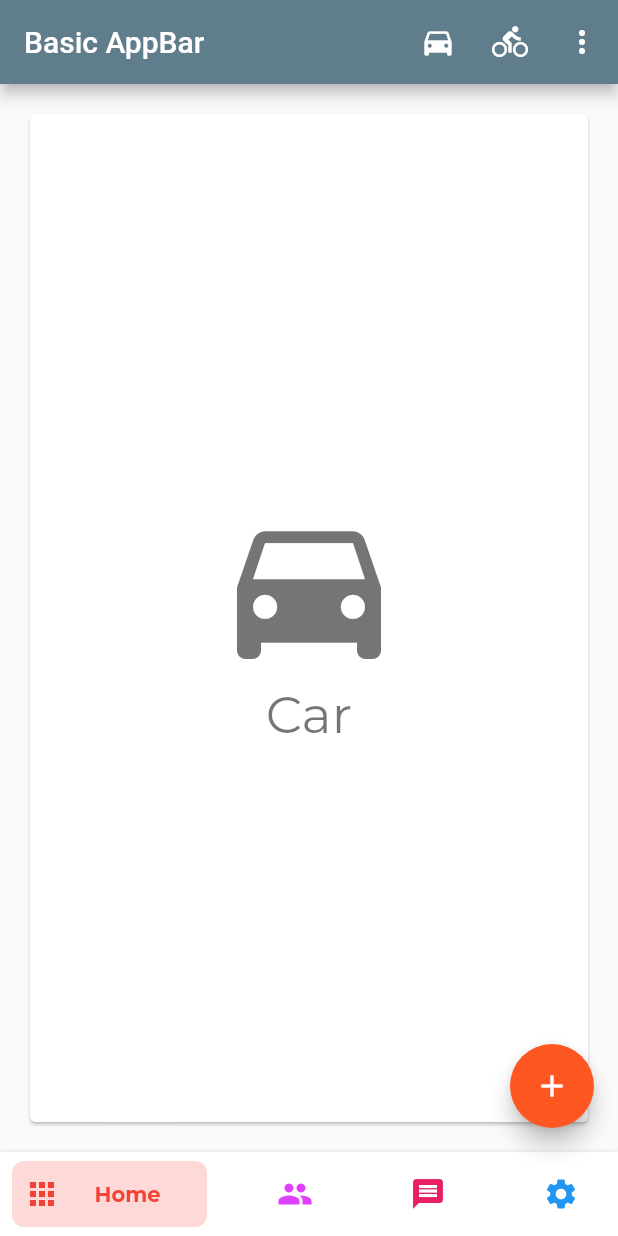
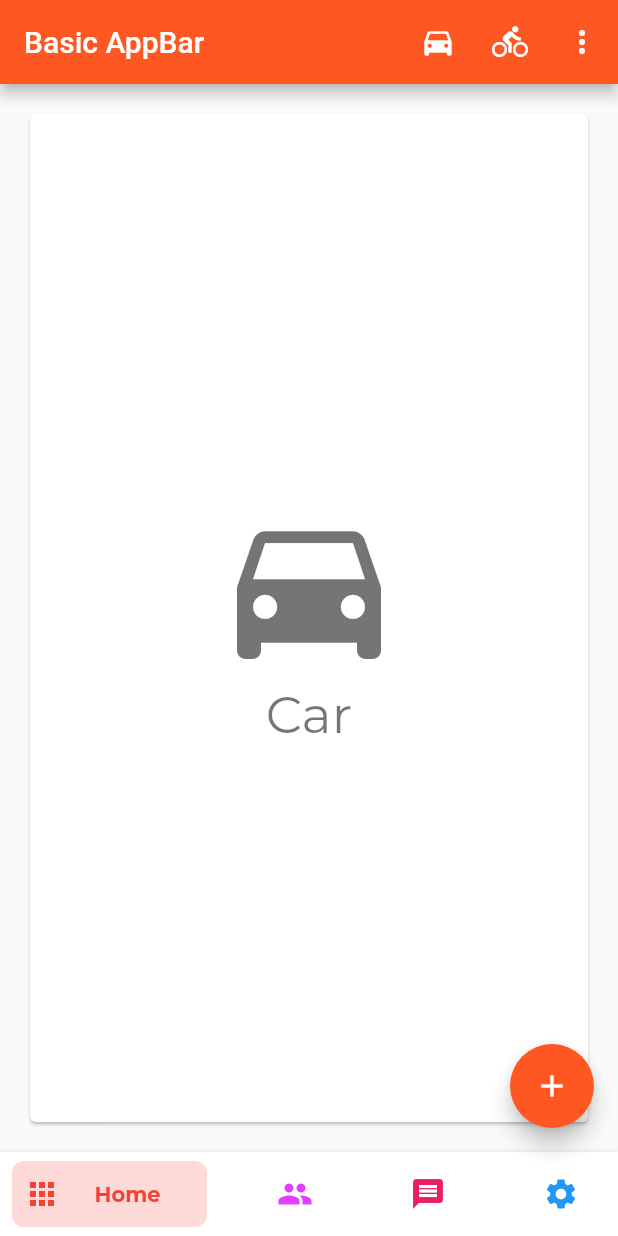
Before and after one commit to sarvex/responsive, a Flutter app: the screen it shows after launch, on a phone screen of 412 x 824 dp. Run offline on Flutter 3.47's test engine with Material 2 defaults, Android fonts, the light colour scheme and no system bars; drawn by our look-alikes of bottom_navy_bar; our stand-ins replace easy_localization, google_fonts; project files that could hold a hidden picture were left out.

Commit message:
Updated color scheme to deepOrange

```diff
--- a/lib/main.dart
+++ b/lib/main.dart
@@ -25,8 +25,7 @@ class MyApp extends StatelessWidget {
       supportedLocales: EasyLocalization.of(context).supportedLocales,
       locale: EasyLocalization.of(context).locale,
       theme: ThemeData(
-        primarySwatch: Colors.blueGrey,
-        accentColor: Colors.deepOrange,
+        primarySwatch: Colors.deepOrange,
         textTheme: GoogleFonts.montserratTextTheme(
           Theme.of(context).textTheme,
         ),
```
